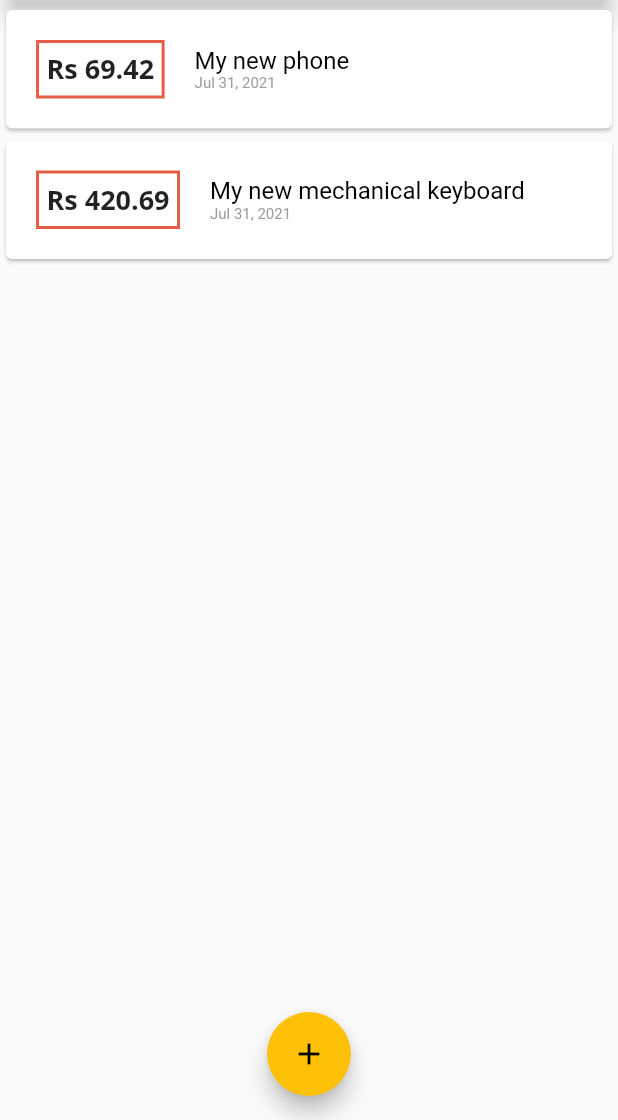
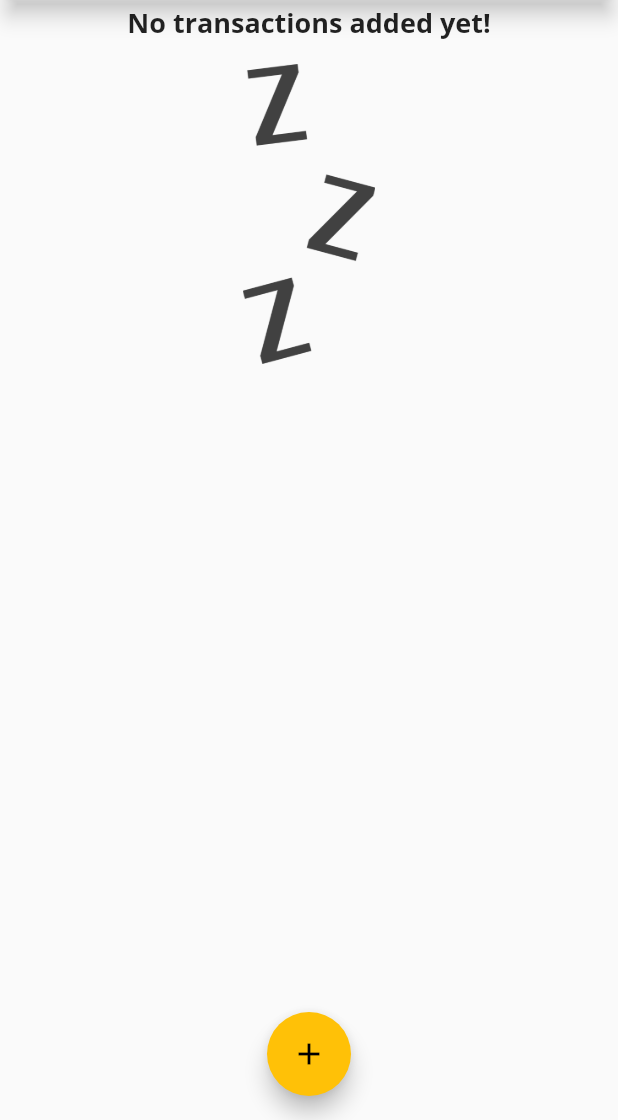
Before and after one commit to sk25469/Personal_Expenses, a Flutter app: the screen it shows after launch, on a phone screen of 412 x 824 dp, the part 116-1236 px from its top. Run offline on Flutter 3.47's test engine with Material 2 defaults, Android fonts, the phone set to English and light mode, and no system bars.

Commit message:
added basic visual improvements

```diff
--- a/lib/Widgets/transactions_list.dart
+++ b/lib/Widgets/transactions_list.dart
@@ -5,13 +5,33 @@ import 'package:intl/intl.dart';
 class TransactionList extends StatelessWidget {
   final List<Transaction> transactions;
 
+  // ignore: use_key_in_widget_constructors
   const TransactionList(this.transactions);
   @override
   Widget build(BuildContext context) {
     // ignore: sized_box_for_whitespace
     return Container(
       height: 500,
-      child: ListView.builder(
+      child: transactions.isEmpty
+          ? Column(
+              // ignore: prefer_const_literals_to_create_immutables
+              children: <Widget>[
+                Text(
+                  'No transactions added yet!',
+                  style: Theme.of(context).textTheme.headline6,
+                ),
+                const SizedBox(height: 15),
+                // ignore: sized_box_for_whitespace
+                Container(
+                  height: 200,
+                  child: Image.asset(
+                    'assets/images/waiting.png',
+                    fit: BoxFit.cover,
+                  ),
+                ),
+              ],
+            )
+          : ListView.builder(
               itemBuilder: (context, index) {
                 return Card(
                   child: Row(
--- a/lib/main.dart
+++ b/lib/main.dart
@@ -54,18 +54,18 @@ class MyHomePage extends StatefulWidget {
 
 class _MyHomePageState extends State<MyHomePage> {
   final List<Transaction> _userTransactions = [
-    Transaction(
-      amount: 69.420,
-      id: "1",
-      date: DateTime.now(),
-      title: "My new phone",
-    ),
-    Transaction(
-      amount: 420.69,
-      id: "2",
-      date: DateTime.now(),
-      title: "My new mechanical keyboard",
-    ),
+    // Transaction(
+    //   amount: 69.420,
+    //   id: "1",
+    //   date: DateTime.now(),
+    //   title: "My new phone",
+    // ),
+    // Transaction(
+    //   amount: 420.69,
+    //   id: "2",
+    //   date: DateTime.now(),
+    //   title: "My new mechanical keyboard",
+    // ),
   ];
 
   void _addNewTransaction({required String txTitle, required double txAmount}) {
--- a/pubspec.yaml
+++ b/pubspec.yaml
@@ -57,8 +57,8 @@ flutter:
   uses-material-design: true
 
   # To add assets to your application, add an assets section, like this:
-  # assets:
-  #   - images/a_dot_burr.jpeg
+  assets:
+    - assets/images/waiting.png
   #   - images/a_dot_ham.jpeg
 
   # An image asset can refer to one or more resolution-specific "variants", see
```
Also changed, not shown: assets/images/waiting.png (added). Lines whose indentation alone changed are shown as unchanged.
